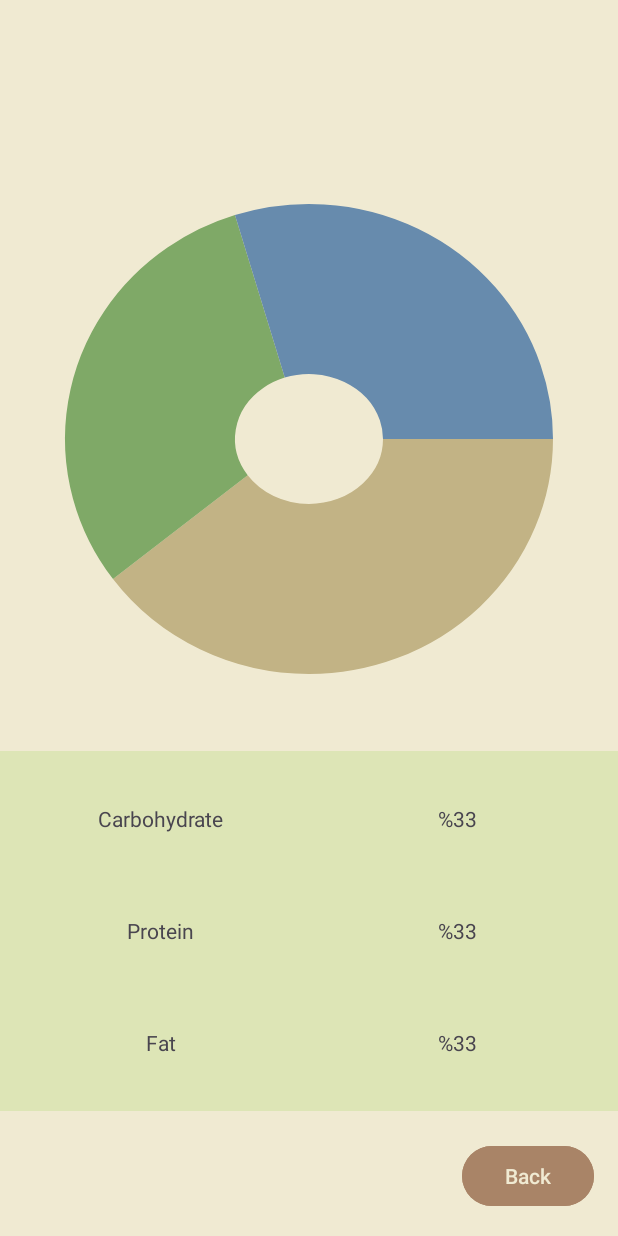
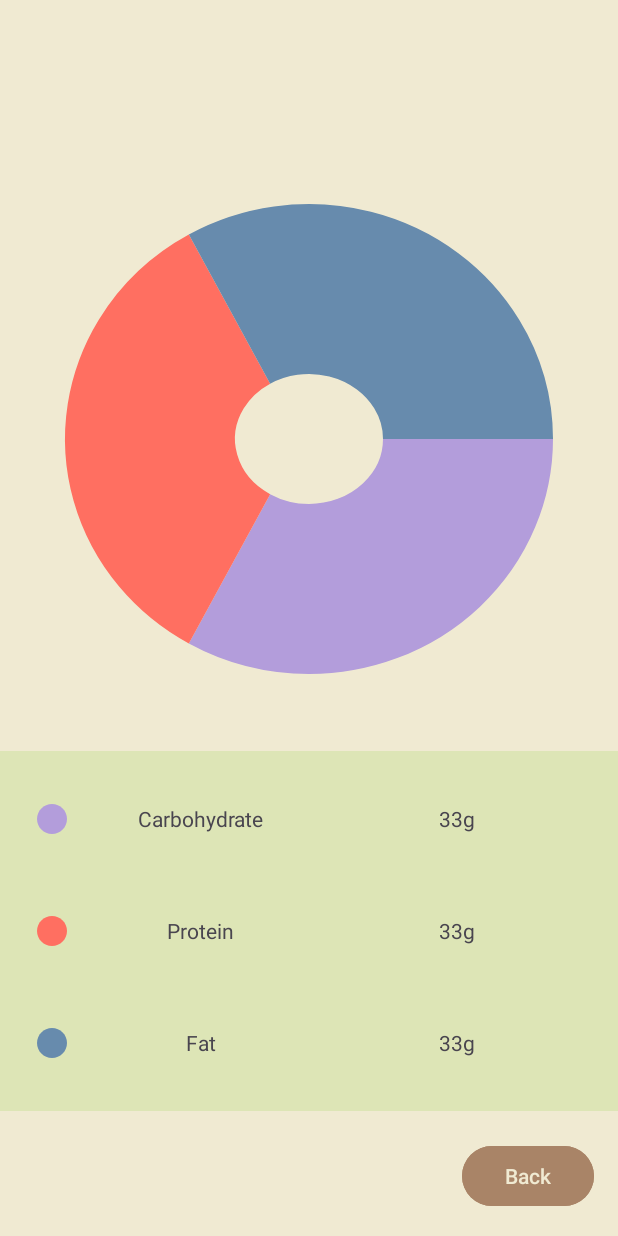
Before and after one commit to Omieron/NutritionTrackingApp, an Android app: the screen it shows after launch (ReportActivity), after a tap on "View Reports", on a phone screen of 412 x 824 dp. Run offline under Robolectric (Android 15) with nearby library versions, the phone set to English and light mode, and no system bars; our stand-ins replace Room's generated code; libraries missing offline, so code that uses them is left out: com.daimajia.androidanimations.

Commit message:
donutChart is working

```diff
--- a/app/src/main/java/com/group20/nutritiontrackingapp/ReportActivity.kt
+++ b/app/src/main/java/com/group20/nutritiontrackingapp/ReportActivity.kt
@@ -1,24 +1,75 @@
 package com.group20.nutritiontrackingapp
 
 import android.os.Bundle
+import android.widget.TextView
+import androidx.activity.enableEdgeToEdge
 import androidx.appcompat.app.AppCompatActivity
+import androidx.core.content.ContextCompat
+import androidx.room.Room
+import com.group20.nutritiontrackingapp.chart.DonutChart
 import com.group20.nutritiontrackingapp.databinding.ActivityReportBinding
+import com.group20.nutritiontrackingapp.db.AppDatabase
+import com.group20.nutritiontrackingapp.db.Meal
+import com.group20.nutritiontrackingapp.util.Constants
 
 class ReportActivity : AppCompatActivity() {
-
     // Variables
-    lateinit var binding: ActivityReportBinding
-
+    private lateinit var binding: ActivityReportBinding
+    private lateinit var donutChart: DonutChart
     override fun onCreate(savedInstanceState: Bundle?) {
         super.onCreate(savedInstanceState)
-
         // Binding section
         binding = ActivityReportBinding.inflate(layoutInflater)
+        //donutChart = findViewById(R.id.donutChart)
         setContentView(binding.root)
+        enableEdgeToEdge()
+
+        val db: AppDatabase by lazy {
+            Room.databaseBuilder(
+                this,
+                AppDatabase::class.java,
+                Constants.DATABASE_NAME
+            )
+                .allowMainThreadQueries()
+                .fallbackToDestructiveMigration()
+                .build()
+        }
+
+        val meals = db.mealDao().getAllMeals()
+
+        if(meals.isNotEmpty())
+            getMealsGiveMacros(meals)
 
         //Listeners
         binding.reportBackBtn.setOnClickListener {
             finish()
         }
     }
+
+    private fun getMealsGiveMacros(meals : MutableList<Meal>) {
+        var totalProtein = 0.0
+        var totalCarbs = 0.0
+        var totalFat = 0.0
+
+        val carbText : TextView = findViewById(R.id.carbRate)
+        val proText : TextView = findViewById(R.id.proRate)
+        val fatText : TextView = findViewById(R.id.fatRate)
+
+        for (meal in meals) {
+            totalProtein += meal.protein
+            totalCarbs += meal.carbs
+            totalFat += meal.fat
+        }
+
+        var totalMacros = totalProtein + totalCarbs + totalFat
+
+        val proteinPercentage = (totalProtein / totalMacros * 100).toFloat()
+        val carbsPercentage = (totalCarbs / totalMacros * 100).toFloat()
+        val fatPercentage = (totalFat / totalMacros * 100).toFloat()
+
+        carbText.text = String.format("%.2f", totalCarbs) + "g"
+        proText.text = String.format("%.2f", totalProtein) + "g"
+        fatText.text = String.format("%.2f", totalFat) + "g"
+        DonutChart.updateData(carbsPercentage,proteinPercentage,fatPercentage)
+    }
 }
--- a/app/src/main/java/com/group20/nutritiontrackingapp/chart/DonutChart.kt
+++ b/app/src/main/java/com/group20/nutritiontrackingapp/chart/DonutChart.kt
@@ -10,32 +10,44 @@ import android.util.AttributeSet
 import androidx.core.content.ContextCompat
 import com.group20.nutritiontrackingapp.R
 
-class DonutChart (context: Context, attrs: AttributeSet?) : View(context, attrs) {
+class DonutChart(context: Context, attrs: AttributeSet?) : View(context, attrs) {
+
     private val paint = Paint().apply {
         isAntiAlias = true
         style = Paint.Style.STROKE
     }
 
+    private var colors = listOf(
+        ContextCompat.getColor(context, R.color.Pastel_Purple),
+        ContextCompat.getColor(context, R.color.Pastel_Red),
+        ContextCompat.getColor(context, R.color.Pastel_Blue)
+    )
+
+    companion object {
+
+        private var data = listOf(33f, 33f, 33f)
+
+        fun updateData(carb: Float, pro: Float, fat: Float) {
+            data = listOf(carb, pro, fat)
+
+        }
+    }
+
     override fun onDraw(canvas: Canvas) {
         super.onDraw(canvas)
-
-        val data = listOf(40f, 30f, 30f) // Veri yüzdeleri
-        val colors = listOf(ContextCompat.getColor(context, R.color.Pastel_Cream), ContextCompat.getColor(context, R.color.Pastel_Green), ContextCompat.getColor(context, R.color.Pastel_Blue)) // Her dilim için renkler
 
         val total = data.sum()
         var startAngle = 0f
 
-        // Grafik çizim alanını tanımla
         val rect = RectF(150f, 150f, width - 150f, height - 150f)
 
-        // Stroke genişliğini artırarak kalınlığı değiştir
-        val strokeWidth = 170f // Donut kalınlığı
+        val strokeWidth = 170f
         paint.strokeWidth = strokeWidth
 
         for (i in data.indices) {
-            paint.color = colors[i] // Renk seçimi
-            val sweepAngle = (data[i] / total) * 360 // Veri yüzdesine göre açı hesaplama
-            canvas.drawArc(rect, startAngle, sweepAngle, false, paint) // Yay çizimi
+            paint.color = colors[i]
+            val sweepAngle = (data[i] / total) * 360
+            canvas.drawArc(rect, startAngle, sweepAngle, false, paint)
             startAngle += sweepAngle
         }
     }
--- /dev/null
+++ b/app/src/main/res/drawable/baseline_blue_circle.xml
@@ -0,0 +1,5 @@
+<vector xmlns:android="http://schemas.android.com/apk/res/android" android:height="24dp" android:tint="#678BAD" android:viewportHeight="24" android:viewportWidth="24" android:width="24dp">
+
+    <path android:fillColor="@android:color/white" android:pathData="M12,2C6.47,2 2,6.47 2,12s4.47,10 10,10 10,-4.47 10,-10S17.53,2 12,2z"/>
+
+</vector>
--- /dev/null
+++ b/app/src/main/res/drawable/baseline_purple_circle.xml
@@ -0,0 +1,5 @@
+<vector xmlns:android="http://schemas.android.com/apk/res/android" android:height="24dp" android:tint="#B39DDB" android:viewportHeight="24" android:viewportWidth="24" android:width="24dp">
+
+    <path android:fillColor="@android:color/white" android:pathData="M12,2C6.47,2 2,6.47 2,12s4.47,10 10,10 10,-4.47 10,-10S17.53,2 12,2z"/>
+
+</vector>
--- /dev/null
+++ b/app/src/main/res/drawable/baseline_red_circle.xml
@@ -0,0 +1,5 @@
+<vector xmlns:android="http://schemas.android.com/apk/res/android" android:height="24dp" android:tint="#FF6F61" android:viewportHeight="24" android:viewportWidth="24" android:width="24dp">
+
+    <path android:fillColor="@android:color/white" android:pathData="M12,2C6.47,2 2,6.47 2,12s4.47,10 10,10 10,-4.47 10,-10S17.53,2 12,2z"/>
+
+</vector>
--- a/app/src/main/res/layout/activity_report.xml
+++ b/app/src/main/res/layout/activity_report.xml
@@ -6,6 +6,7 @@
     android:background="@color/Soft_Eggshell_White">
 
     <FrameLayout
+        android:id="@+id/donutChartFrame"
         android:layout_width="match_parent"
         android:layout_height="400dp"
         android:layout_marginBottom="331dp"
@@ -13,6 +14,7 @@
         app:layout_constraintEnd_toEndOf="parent">
 
         <com.group20.nutritiontrackingapp.chart.DonutChart
+            android:id="@+id/donutChart"
             android:layout_width="match_parent"
             android:layout_height="match_parent" />
 
@@ -34,21 +36,36 @@
             android:layout_height="0dp"
             android:layout_weight="1">
 
+            <LinearLayout
+                android:layout_width="198dp"
+                android:layout_height="match_parent"
+                android:orientation="horizontal">
+
+                <ImageView
+                    android:id="@+id/imageView2"
+                    android:layout_width="106dp"
+                    android:layout_height="wrap_content"
+                    android:layout_gravity="center"
+                    android:layout_weight="1"
+                    app:srcCompat="@drawable/baseline_purple_circle" />
+
+                <TextView
+                    android:layout_width="match_parent"
+                    android:layout_height="match_parent"
+                    android:layout_weight="1"
+                    android:gravity="center"
+                    android:padding="8dp"
+                    android:text="@string/macro_carb" />
+            </LinearLayout>
+
             <TextView
+                android:id="@+id/carbRate"
                 android:layout_width="0dp"
                 android:layout_height="match_parent"
                 android:layout_weight="1"
                 android:gravity="center"
                 android:padding="8dp"
-                android:text="@string/macro_carb" />
-
-            <TextView
-                android:layout_width="0dp"
-                android:layout_height="match_parent"
-                android:layout_weight="1"
-                android:gravity="center"
-                android:padding="8dp"
-                android:text="%33"/>
+                android:text="@string/rate"/>
         </TableRow>
 
         <TableRow
@@ -56,21 +73,36 @@
             android:layout_height="0dp"
             android:layout_weight="1">
 
+            <LinearLayout
+                android:layout_width="match_parent"
+                android:layout_height="match_parent"
+                android:orientation="horizontal">
+
+                <ImageView
+                    android:id="@+id/imageView8"
+                    android:layout_width="106dp"
+                    android:layout_height="wrap_content"
+                    android:layout_gravity="center"
+                    android:layout_weight="1"
+                    app:srcCompat="@drawable/baseline_red_circle" />
+
+                <TextView
+                    android:layout_width="match_parent"
+                    android:layout_height="match_parent"
+                    android:layout_weight="1"
+                    android:gravity="center"
+                    android:padding="8dp"
+                    android:text="@string/macro_pro" />
+            </LinearLayout>
+
             <TextView
+                android:id="@+id/proRate"
                 android:layout_width="0dp"
                 android:layout_height="match_parent"
                 android:layout_weight="1"
                 android:gravity="center"
                 android:padding="8dp"
-                android:text="@string/macro_pro" />
-
-            <TextView
-                android:layout_width="0dp"
-                android:layout_height="match_parent"
-                android:layout_weight="1"
-                android:gravity="center"
-                android:padding="8dp"
-                android:text="%33"/>
+                android:text="@string/rate" />
         </TableRow>
 
         <TableRow
@@ -78,21 +110,36 @@
             android:layout_height="0dp"
             android:layout_weight="1">
 
+            <LinearLayout
+                android:layout_width="match_parent"
+                android:layout_height="match_parent"
+                android:orientation="horizontal">
+
+                <ImageView
+                    android:id="@+id/imageView7"
+                    android:layout_width="106dp"
+                    android:layout_height="wrap_content"
+                    android:layout_gravity="center"
+                    android:layout_weight="1"
+                    app:srcCompat="@drawable/baseline_blue_circle" />
+
+                <TextView
+                    android:layout_width="match_parent"
+                    android:layout_height="match_parent"
+                    android:layout_weight="1"
+                    android:gravity="center"
+                    android:padding="8dp"
+                    android:text="@string/macro_fat" />
+            </LinearLayout>
+
             <TextView
+                android:id="@+id/fatRate"
                 android:layout_width="0dp"
                 android:layout_height="match_parent"
                 android:layout_weight="1"
                 android:gravity="center"
                 android:padding="8dp"
-                android:text="@string/macro_fat" />
-
-            <TextView
-                android:layout_width="0dp"
-                android:layout_height="match_parent"
-                android:layout_weight="1"
-                android:gravity="center"
-                android:padding="8dp"
-                android:text="%33"/>
+                android:text="@string/rate" />
         </TableRow>
 
     </TableLayout>
--- a/app/src/main/res/values/strings.xml
+++ b/app/src/main/res/values/strings.xml
@@ -27,6 +27,7 @@
     <string name="macro_carb">Carbohydrate</string>
     <string name="macro_pro">Protein</string>
     <string name="macro_fat">Fat</string>
+    <string name="rate">33g</string>
 
     <!-- Exercise Dialog -->
     <string name="exercise_title">Select Exercise</string>
```
